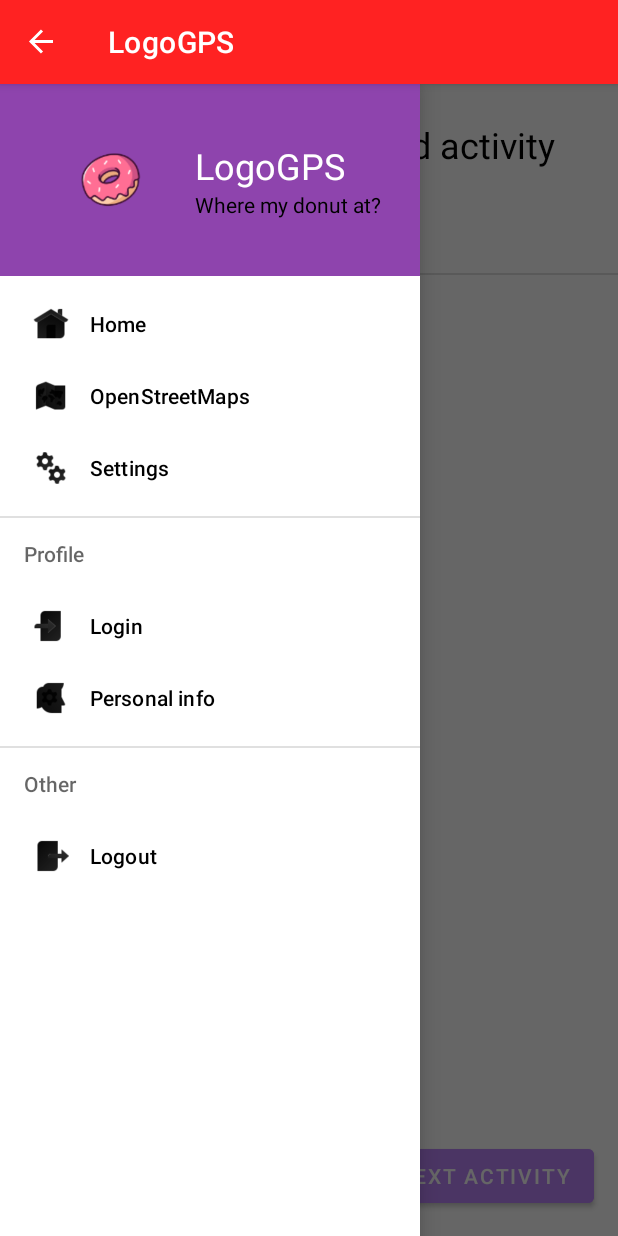
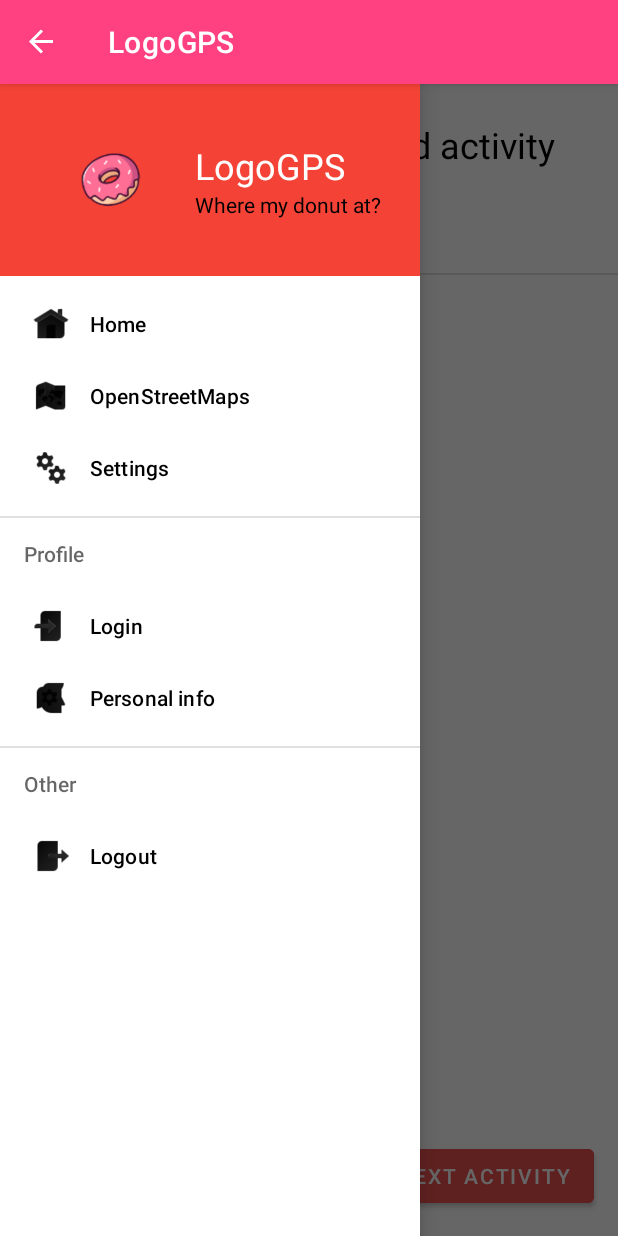
Before and after one commit to OhhTuRnz/MAD_2024, an Android app built with Jetpack Compose: the SecondActivity screen opened directly, with no data from a screen before it, with the side drawer open, on a phone screen of 412 x 824 dp. Run offline under Robolectric (Android 15) with nearby library versions, the phone set to English and light mode, and no system bars; 3 statements that could not run were skipped.

Commit message:
Adjusted color palette. Changing dyinamically all colors. Solved issue #14

```diff
--- a/app/src/main/res/layout/activity_main.xml
+++ b/app/src/main/res/layout/activity_main.xml
@@ -19,7 +19,7 @@
             android:layout_height="wrap_content"
             android:layout_centerInParent="true"
             android:layout_marginBottom="16dp"
-            android:backgroundTint="@color/purple_200"
+            android:backgroundTint="?attr/buttonColor"
             android:backgroundTintMode="src_atop"
             android:onClick="onNextButtonClick"
             android:text="@string/button_next" />
@@ -28,7 +28,7 @@
             android:id="@+id/mainButton2"
             android:layout_width="wrap_content"
             android:layout_height="wrap_content"
-            android:backgroundTint="@color/purple_200"
+            android:backgroundTint="?attr/buttonColor"
             android:backgroundTintMode="src_atop"
             android:onClick="onNextOSMButtonClick"
             android:text="@string/OpenMapsTitle"
@@ -45,7 +45,7 @@
             android:id="@+id/settingsButton"
             android:layout_width="wrap_content"
             android:layout_height="wrap_content"
-            android:backgroundTint="@color/purple_200"
+            android:backgroundTint="?attr/buttonColor"
             android:backgroundTintMode="src_atop"
             android:onClick="onNextSettingsButtonClick"
             android:text="@string/Settings"
--- a/app/src/main/res/layout/activity_open_street_map.xml
+++ b/app/src/main/res/layout/activity_open_street_map.xml
@@ -24,7 +24,7 @@
         android:text="@string/button_previous"
         android:layout_marginBottom="16dp"
         android:onClick="onPrevButtonClick"
-        android:backgroundTint="@color/purple_200"
+        android:backgroundTint="?attr/buttonColor"
         android:backgroundTintMode="src_atop"
         android:layout_marginStart="50dp"
         android:layout_marginTop="70dp"/>
--- a/app/src/main/res/layout/activity_second.xml
+++ b/app/src/main/res/layout/activity_second.xml
@@ -45,7 +45,7 @@
             android:layout_width="wrap_content"
             android:layout_height="wrap_content"
             android:text="@string/button_next"
-            android:backgroundTint="@color/purple_200"
+            android:backgroundTint="?attr/buttonColor"
             android:backgroundTintMode="src_atop"
             android:onClick="onNextButtonClick"
             android:layout_alignParentBottom="true"
@@ -58,7 +58,7 @@
             android:layout_width="wrap_content"
             android:layout_height="wrap_content"
             android:text="@string/button_previous"
-            android:backgroundTint="@color/purple_200"
+            android:backgroundTint="?attr/buttonColor"
             android:backgroundTintMode="src_atop"
             android:onClick="onPrevButtonClick"
             android:layout_alignParentBottom="true"
--- a/app/src/main/res/layout/activity_settings.xml
+++ b/app/src/main/res/layout/activity_settings.xml
@@ -36,7 +36,7 @@
         android:layout_marginEnd="20dp"
         android:onClick="onPrevButtonClick"
         android:text="@string/button_previous"
-        android:backgroundTint="@color/purple_200"
+        android:backgroundTint="?attr/buttonColor"
         android:backgroundTintMode="src_atop"/>
 
 </RelativeLayout>
--- a/app/src/main/res/layout/listview_item.xml
+++ b/app/src/main/res/layout/listview_item.xml
@@ -12,8 +12,7 @@
         android:layout_height="wrap_content"
         android:layout_weight="1"
         android:textSize="16sp"
-        android:padding="4dp"
-        android:textColor="#000000" />
+        android:padding="4dp"/>
 
     <TextView
         android:id="@+id/tvLatitude"
@@ -21,8 +20,7 @@
         android:layout_height="wrap_content"
         android:layout_weight="1"
         android:textSize="16sp"
-        android:padding="4dp"
-        android:textColor="#000000" />
+        android:padding="4dp"/>
 
     <TextView
         android:id="@+id/tvLongitude"
@@ -30,6 +28,5 @@
         android:layout_height="wrap_content"
         android:layout_weight="1"
         android:textSize="16sp"
-        android:padding="4dp"
-        android:textColor="#000000" />
+        android:padding="4dp"/>
 </LinearLayout>
--- a/app/src/main/res/layout/nav_header.xml
+++ b/app/src/main/res/layout/nav_header.xml
@@ -5,7 +5,7 @@
     xmlns:app="http://schemas.android.com/apk/res-auto"
     android:orientation="horizontal"
     android:padding="16dp"
-    android:background="@color/purple_300"
+    android:background="?attr/drawerBackgroundColor"
     android:gravity="center_vertical">
 
     <ImageView
--- a/app/src/main/res/values/attrs.xml
+++ b/app/src/main/res/values/attrs.xml
@@ -1,4 +1,6 @@
 <?xml version="1.0" encoding="utf-8"?>
 <resources>
     <attr name="mainBackgroundColor" format="reference|color" />
+    <attr name="drawerBackgroundColor" format="reference|color" />
+    <attr name="buttonColor" format="reference|color" />
 </resources>
--- a/app/src/main/res/values/colors.xml
+++ b/app/src/main/res/values/colors.xml
@@ -11,16 +11,20 @@
     <color name="light_gray">#FFE0E0E0</color>
 
     <!-- Colors for light theme -->
-    <color name="primaryColor">#FF2222</color> <!-- Replace with your desired primary color -->
+    <color name="primaryColor">#FF4081</color> <!-- Replace with your desired primary color -->
     <color name="primaryLightColor">#FF8A65</color> <!-- Lighter variant of primary color -->
     <color name="accentColor">#FFC107</color> <!-- Replace with your desired accent color -->
     <color name="backgroundLight">@color/white</color> <!-- white -->
     <color name="textColorLight">@color/black</color> <!-- black -->
+    <color name="drawerBackgroundLight">#F44336</color> <!-- strong orange -->
+    <color name="buttonColorLight">#EF5350</color> <!-- weak orange -->
 
     <!-- Colors for dark theme -->
     <color name="primaryDarkColor">#37474F</color> <!-- Dark theme primary color -->
     <color name="primaryDarkLightColor">#62727B</color> <!-- Dark theme lighter variant of primary color -->
-    <color name="accentDarkColor">#FFC107</color> <!-- Dark theme accent color -->
-    <color name="backgroundDark">@color/light_gray</color> <!-- light gray -->
+    <color name="accentDarkColor">#283593</color> <!-- Dark theme accent color -->
+    <color name="backgroundDark">#263238</color> <!-- dark gray -->
     <color name="textColorDark">@color/white</color> <!-- white -->
+    <color name="drawerBackgroundDark">@color/purple_300</color> <!-- purple 300 -->
+    <color name="buttonColorDark">@color/purple_200</color> <!-- weak orange -->
 </resources>
--- a/app/src/main/res/values/styles.xml
+++ b/app/src/main/res/values/styles.xml
@@ -45,6 +45,8 @@
         <item name="colorSecondary">@color/accentColor</item>
         <item name="mainBackgroundColor">@color/backgroundLight</item>
         <item name="android:textColor">@color/textColorLight</item>
+        <item name="drawerBackgroundColor">@color/drawerBackgroundLight</item>
+        <item name="buttonColor">@color/buttonColorLight</item>
     </style>
 
     <!-- Base application theme for night mode -->
@@ -56,6 +58,8 @@
         <item name="colorSecondary">@color/accentDarkColor</item>
         <item name="mainBackgroundColor">@color/backgroundDark</item>
         <item name="android:textColor">@color/textColorDark</item>
+        <item name="drawerBackgroundColor">@color/drawerBackgroundDark</item>
+        <item name="buttonColor">@color/buttonColorDark</item>
     </style>
 
 </resources>
```
Also changed, not shown: app/src/main/res/layout/activity_third.xml (+3 -4 lines).
